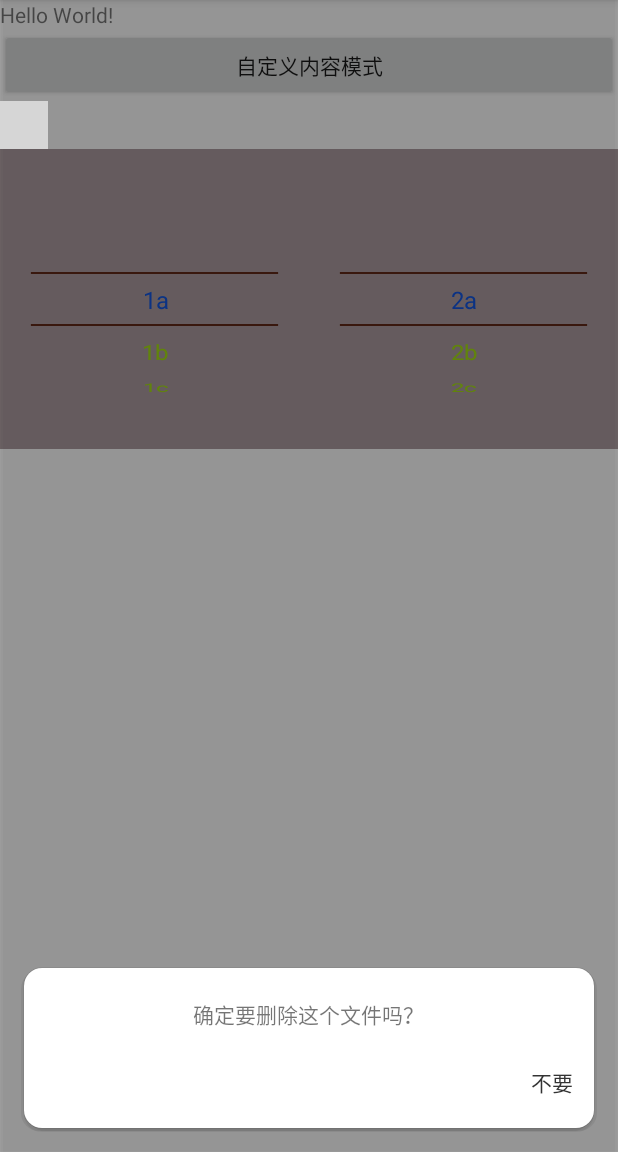
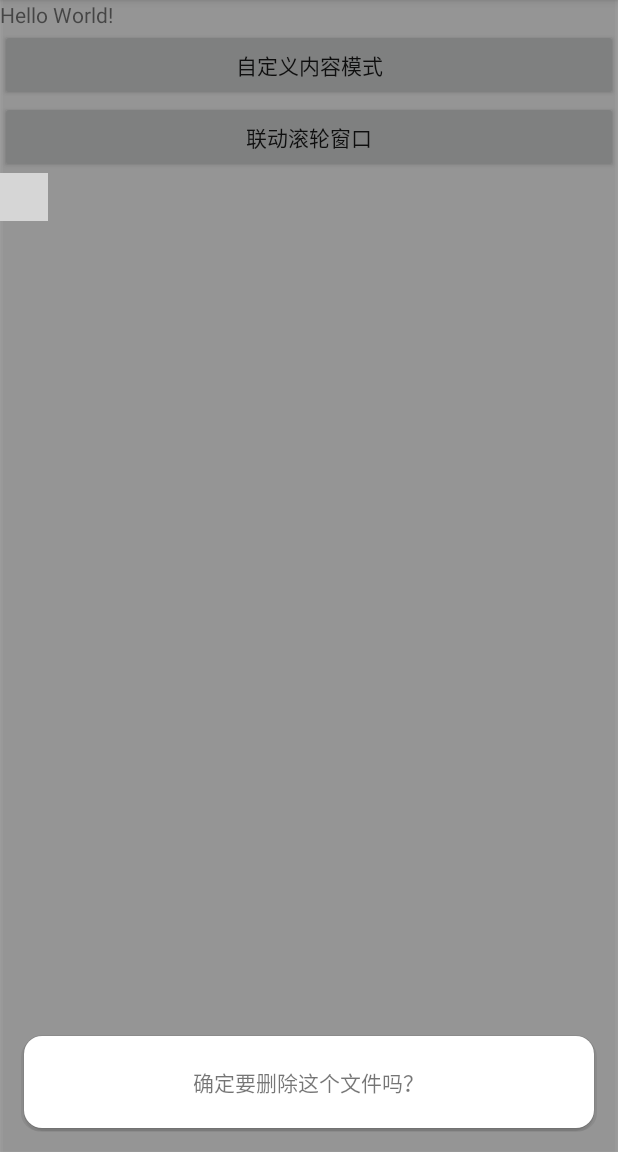
Before and after one commit to NotSeriousCoder/TipWindow, an Android app: the screen it shows after launch (MainActivity), after a tap on "自定义内容模式", on a phone screen of 412 x 824 dp, the part 84-1236 px from its top. Run offline under Robolectric (Android 15) with nearby library versions, the phone set to English and light mode, and no system bars; plain views replace NumTipView; 2 statements that could not run were skipped; grey boxes are pictures that could not be loaded.

Commit message:
1.滚轮弹窗完成

```diff
--- a/code/app/src/main/res/layout/activity_main.xml
+++ b/code/app/src/main/res/layout/activity_main.xml
@@ -22,6 +22,12 @@
         android:layout_width="match_parent"
         android:layout_height="wrap_content"
         android:text="自定义内容模式" />
+
+    <Button
+        android:id="@+id/bt_data_picker"
+        android:layout_width="match_parent"
+        android:layout_height="wrap_content"
+        android:text="联动滚轮窗口"/>
 
     <com.bingor.numbertipview.NumTipView
         android:id="@+id/ntv_m_frg_mine_p_msg_num"
--- a/code/poptipwindow/build.gradle
+++ b/code/poptipwindow/build.gradle
@@ -30,6 +30,7 @@ dependencies {
     androidTestImplementation 'com.android.support.test:runner:1.0.2'
     androidTestImplementation 'com.android.support.test.espresso:espresso-core:3.0.2'
     implementation "org.jetbrains.kotlin:kotlin-stdlib-jdk7:$kotlin_version"
+    implementation project(path: ':picker')
 }
 repositories {
     mavenCentral()
--- a/code/poptipwindow/src/main/java/com/bingor/poptipwindow/TipWindow.java
+++ b/code/poptipwindow/src/main/java/com/bingor/poptipwindow/TipWindow.java
@@ -42,7 +42,7 @@ public class TipWindow {
 
     //普通模式
     private LinearLayout contentParent;
-    private View contentView;
+    private View contentView, okCancelPadding;
     private TextView tvContent;
     private TextView tvOK, tvCancel;
     private String textOK, textCancel, textContent;
@@ -61,6 +61,7 @@ public class TipWindow {
             contentParent = rootView.findViewById(R.id.ll_m_view_tip_ok_cancel_p_content);
             tvOK = rootView.findViewById(R.id.tv_m_view_tip_ok_cancel_p_ok);
             tvCancel = rootView.findViewById(R.id.tv_m_view_tip_ok_cancel_p_cancel);
+            okCancelPadding = rootView.findViewById(R.id.view_m_view_tip_ok_cancel_p_ok_cancel_padding);
             initContent();
         } else if (adapter != null) {
             if (maxHeight == 0) {
@@ -136,9 +137,13 @@ public class TipWindow {
     private void initContent() {
         if (!TextUtils.isEmpty(textOK)) {
             tvOK.setText(textOK);
+            tvCancel.setVisibility(View.GONE);
+            okCancelPadding.setVisibility(View.GONE);
         }
         if (!TextUtils.isEmpty(textCancel)) {
             tvCancel.setText(textCancel);
+            tvOK.setVisibility(View.GONE);
+            okCancelPadding.setVisibility(View.GONE);
         }
 
         tvOK.setOnClickListener(new View.OnClickListener() {
--- /dev/null
+++ b/code/poptipwindow/src/main/java/com/bingor/poptipwindow/impl/OnDataSelectedListener.kt
@@ -0,0 +1,14 @@
+package com.bingor.poptipwindow.impl
+
+import com.bingor.picker.datetimepickerdialog.wheel.WheelItem
+
+/**
+ * Created by HXB on 2018/10/15.
+ */
+interface OnDataSelectedListener {
+    fun onOKClicked(items: List<WheelItem>, positions: IntArray)
+
+    fun onCancelClicked()
+
+    fun onOutsideClicked()
+}
--- a/code/poptipwindow/src/main/java/com/bingor/poptipwindow/impl/OnItemClickListener.java
+++ b/code/poptipwindow/src/main/java/com/bingor/poptipwindow/impl/OnItemClickListener.java
@@ -2,6 +2,10 @@ package com.bingor.poptipwindow.impl;
 
 import android.view.View;
 import android.widget.AdapterView;
+
+import com.bingor.picker.datetimepickerdialog.wheel.WheelItem;
+
+import java.util.List;
 
 /**
  * Created by HXB on 2018/9/20.
--- a/code/poptipwindow/src/main/res/layout/view_tip_ok_cancel.xml
+++ b/code/poptipwindow/src/main/res/layout/view_tip_ok_cancel.xml
@@ -46,15 +46,20 @@
 
             <TextView
                 android:id="@+id/tv_m_view_tip_ok_cancel_p_cancel"
-                android:layout_width="match_parent"
+                android:layout_width="wrap_content"
                 android:layout_height="wrap_content"
-                android:gravity="right"
                 android:paddingLeft="8dp"
                 android:paddingTop="4dp"
                 android:paddingRight="8dp"
                 android:text="取消"
                 android:textColor="#333333"
                 android:textSize="14sp" />
+
+            <View
+                android:id="@+id/view_m_view_tip_ok_cancel_p_ok_cancel_padding"
+                android:layout_width="0dp"
+                android:layout_height="1dp"
+                android:layout_weight="1" />
 
             <TextView
                 android:id="@+id/tv_m_view_tip_ok_cancel_p_ok"
```
Also changed, not shown: code/app/src/main/java/com/bingor/tipwindow/MainActivity.java (+42 -3 lines), code/picker/src/main/java/com/bingor/picker/universalPicker/UniversalPickerView.java (+125 -8 lines), code/poptipwindow/src/main/java/com/bingor/poptipwindow/builder/UniversalPickerWindowBuilder.kt (added, +98 -0 lines).
